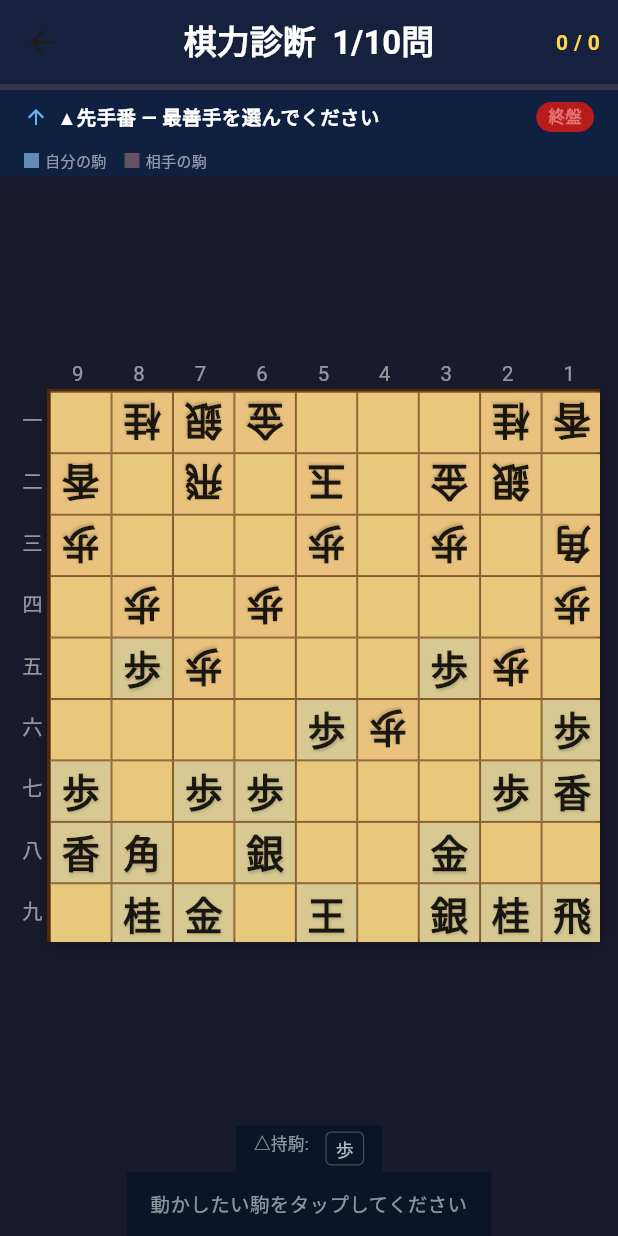
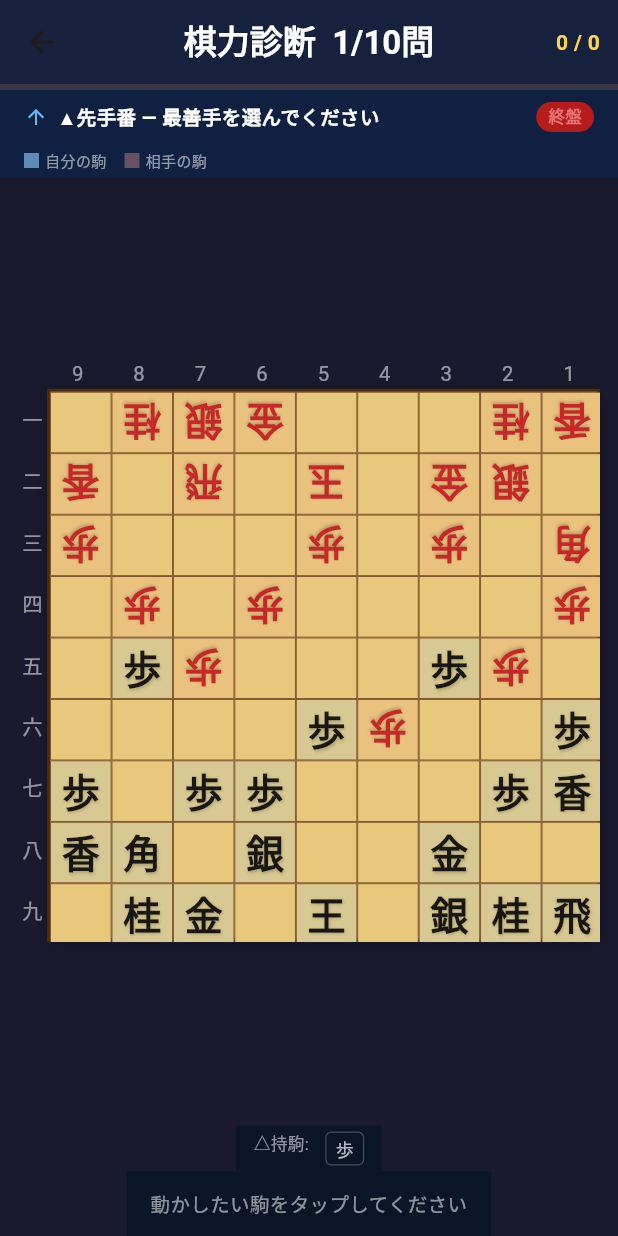
Before and after one commit to zka32101/shogi_app, a Flutter app: the screen it shows after launch, item 3 of the bottom bar chosen, after a tap on "棋力診断", on a phone screen of 412 x 824 dp. Run offline on Flutter 3.47's test engine with Material 3 defaults, Android fonts, the phone set to English and light mode, and no system bars; our stand-ins replace firebase_core, firebase_database, google_mobile_ads, in_app_purchase, shared_preferences; missing offline and left inert: dart:html, dart:js, network_info_plus; accounts and stored records are empty.

Commit message:
fix: 駒の向き・色・ただどり・感想戦・詰将棋・オーバーフロー修正
Co-Authored-By: Claude Sonnet 4.6 <noreply@anthropic.com>

```diff
--- a/lib/kansousen_screen.dart
+++ b/lib/kansousen_screen.dart
@@ -490,6 +490,7 @@ class _KansousenScreenState extends State<KansousenScreen> {
                                 showLabels: true,
                                 size: cs.maxWidth,
                                 highlightSquares: _studyMode ? _studyHL : const {},
+                                boardFlipped: widget.flipped,
                               ),
                               if (!_studyMode && needsBest && topMoves.isNotEmpty)
                                 Positioned(
--- a/lib/mini_board_widget.dart
+++ b/lib/mini_board_widget.dart
@@ -13,6 +13,7 @@ class MiniBoardWidget extends StatelessWidget {
   final bool showLabels;                  // Show rank/file labels
   final double? size;                     // Board size override
   final bool? currentIsP1;               // null=none, true=p1 is current turn, false=p2 is current turn
+  final bool boardFlipped; // ボード反転時の駒向き調整
 
   const MiniBoardWidget({
     super.key,
@@ -26,14 +27,21 @@ class MiniBoardWidget extends StatelessWidget {
     this.showLabels = true,
     this.size,
     this.currentIsP1,
+    this.boardFlipped = false,
   });
 
   // Colors matching game_screen.dart
   static const _cellColor = Color(0xFFE8C87A);
   static const _cellBorder = Color(0xFF7A4E2B);
 
-  Color _pieceColor(Piece p) =>
-      p.isPromoted ? Colors.red.shade700 : Colors.black87;
+  Color _pieceColor(Piece p) {
+    final effectiveP1 = boardFlipped ? !p.isPlayer1 : p.isPlayer1;
+    if (effectiveP1) {
+      return p.isPromoted ? const Color(0xFF1565C0) : Colors.black87;
+    } else {
+      return p.isPromoted ? Colors.red.shade700 : Colors.red.shade800;
+    }
+  }
 
   @override
   Widget build(BuildContext context) {
@@ -102,7 +110,7 @@ class MiniBoardWidget extends StatelessWidget {
                     if (piece != null)
                       Center(
                         child: RotatedBox(
-                          quarterTurns: piece.isPlayer1 ? 0 : 2,
+                          quarterTurns: (boardFlipped ? !piece.isPlayer1 : piece.isPlayer1) ? 0 : 2,
                           child: Text(
                             piece.label,
                             style: TextStyle(
--- a/lib/proverbs_screen.dart
+++ b/lib/proverbs_screen.dart
@@ -178,7 +178,7 @@ class _ProverbCard extends StatelessWidget {
               child: MiniBoardWidget(
                 board: data.board,
                 highlightSquares: data.highlightSquares,
-                size: 200,
+                size: 180,
                 showLabels: false,
               ),
             ),
--- a/pubspec.yaml
+++ b/pubspec.yaml
@@ -2,7 +2,7 @@ name: shogi_app
 description: "将棋ボードゲーム。AI対局・ネットワーク対局・棋譜管理・手筋トレーニングを搭載。"
 publish_to: 'none'
 
-version: 1.1.1+12
+version: 1.1.2+13
 
 environment:
   sdk: ^3.11.5
```
Also changed, not shown: lib/game_screen.dart (+10 -7 lines), lib/tsume_screen.dart (+5 -5 lines).
